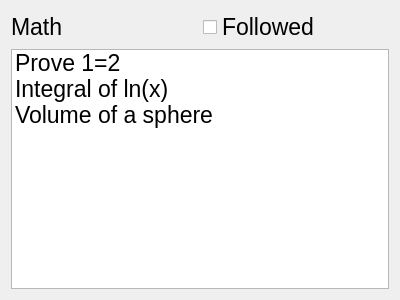
Old version of the form Qt_LinuxPrototypeGUI_v0.9/communitiestab.ui in the repository CordusBailey02/CSC-532-Project.
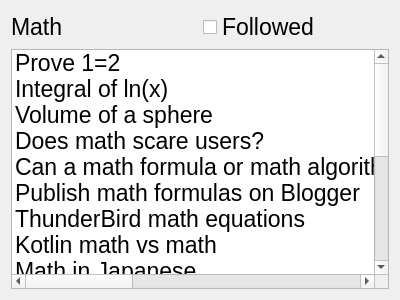
New version of the form.

```diff
--- a/Qt_LinuxPrototypeGUI_v0.9/communitiestab.ui
+++ b/Qt_LinuxPrototypeGUI_v0.9/communitiestab.ui
@@ -119,6 +119,76 @@
        <string>Volume of a sphere</string>
       </property>
      </item>
+     <item>
+      <property name="text">
+       <string>Does math scare users?</string>
+      </property>
+     </item>
+     <item>
+      <property name="text">
+       <string>Can a math formula or math algorithm be patented?</string>
+      </property>
+     </item>
+     <item>
+      <property name="text">
+       <string>Publish math formulas on Blogger</string>
+      </property>
+     </item>
+     <item>
+      <property name="text">
+       <string>ThunderBird math equations</string>
+      </property>
+     </item>
+     <item>
+      <property name="text">
+       <string>Kotlin math vs math</string>
+      </property>
+     </item>
+     <item>
+      <property name="text">
+       <string>Math in Japanese</string>
+      </property>
+     </item>
+     <item>
+      <property name="text">
+       <string>Math exchange rates</string>
+      </property>
+     </item>
+     <item>
+      <property name="text">
+       <string>Proving the summability of a Sequence under Measure-Theoretic conditions</string>
+      </property>
+     </item>
+     <item>
+      <property name="text">
+       <string>The set of pairs in the image of a discrete function</string>
+      </property>
+     </item>
+     <item>
+      <property name="text">
+       <string>Help with uniqueness proof</string>
+      </property>
+     </item>
+     <item>
+      <property name="text">
+       <string>Linear deconvolution using FFT</string>
+      </property>
+     </item>
+     <item>
+      <property name="text">
+       <string>Derive relation between slopes of a quadrilateral with vertices on a parabola using analog of Laguerre formula?</string>
+      </property>
+     </item>
+     <item>
+      <property name="text">
+       <string>If gradient is bounded then absolute difference in images is bounded</string>
+      </property>
+     </item>
+     <item>
+      <property name="text">
+       <string>What is the number of events within an interval with Gamma-distributed waiting times?</string>
+      </property>
+     </item>
     </widget>
    </item>
   </layout>
```
